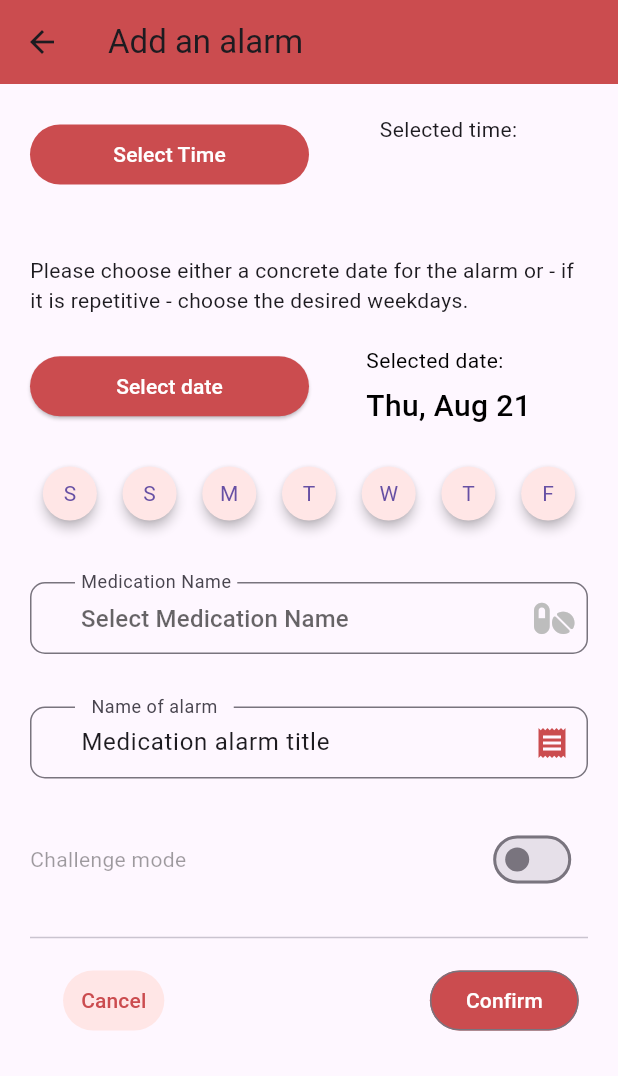
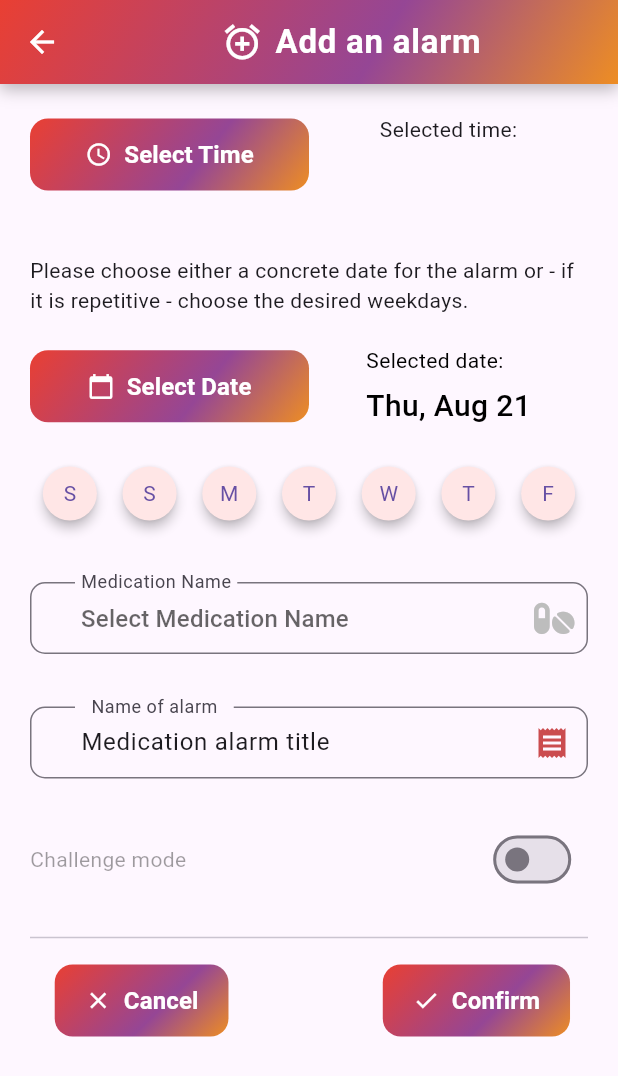
Before and after one commit to tawafmesar/DiabetesAlertSystem, a Flutter app: the AddAlarmPage screen opened directly, on a phone screen of 412 x 824 dp. Shown: the top 1076 px of the screen. Run offline on Flutter 3.47's test engine with Material 3 defaults, Android fonts, the light colour scheme and no system bars; drawn by our look-alikes of weekday_selector; our stand-ins replace awesome_notifications, dartz, flutter_animate, flutter_otp_text_field, font_awesome_flutter, get and 4 more; missing offline and left inert: dart:html, day_night_time_picker, flutter_ringtone_player, medicare; accounts and stored records are empty; project files that could hold a hidden picture were left out.

```diff
--- a/src/diabetes_alert_system/lib/view/screen/alarm/add_alarm_page.dart
+++ b/src/diabetes_alert_system/lib/view/screen/alarm/add_alarm_page.dart
@@ -6,14 +6,14 @@ import 'package:weekday_selector/weekday_selector.dart';
 import 'package:day_night_time_picker/day_night_time_picker.dart'; // Added import
 import '../../../controller/alarm/alarm.dart'; // Functions and more for the alarm
 import '../../../controller/alarm/alarm_controller.dart';
-import '../../../core/alarm_core/global.dart'; // Global variables and general outsourced stuff
-import '../../../core/alarm_core/components.dart'; // Outsourced widget components
 import 'package:get/get.dart';
 
 import '../../../core/class/handlingdataview.dart';
 import '../../../core/constant/color.dart';
 import '../../../core/functions/validinput.dart';
+import '../../widget/auth/custom_auth_app_bar.dart';
 import '../../widget/auth/customtextformauth.dart';
+import '../../widget/custom_elevated_button.dart';
 
 class AddAlarmPage extends StatefulWidget {
   const AddAlarmPage({Key? key}) : super(key: key);
@@ -162,10 +162,11 @@ class _MyAddAlarmPageState extends State<AddAlarmPage> {
   Widget build(BuildContext context) {
     Get.put(AlarmControllerImp());
     return Scaffold(
-      appBar:
-      AppBar(
-        title: const Text("Add an alarm"),
-        backgroundColor: AppColor.primaryColor,
+
+      appBar: const CustomAuthAppBar(
+          title: 'Add an alarm',
+          icon:  Icons.alarm_add,
+          showBackButton:true
       )
       ,
       body: Container(
@@ -176,25 +177,24 @@ class _MyAddAlarmPageState extends State<AddAlarmPage> {
               Row(
                 mainAxisAlignment: MainAxisAlignment.center,
                 children: <Widget>[
+                  // Select Time button
                   Expanded(
                     flex: 5,
-                    child: TextButton(
-                      style: TextButton.styleFrom(
-                        backgroundColor: AppColor.primaryColor,
-                      ),
+                    child: CustomElevatedButton(
+                      text: "Select Time",
+                      radius: 12,
+                      icon: Icons.access_time,
                       onPressed: _selectTime,
-                      child:const Text(
-                        "Select Time",
-                        style: TextStyle(color: Colors.white),
                     ),
                   ),
-                  ),
+
+                  // Selected time display
                   Expanded(
                     flex: 5,
-
                     child: Row(
                       mainAxisAlignment: MainAxisAlignment.center,
-                      children: <Widget>[ GestureDetector(
+                      children: <Widget>[
+                        GestureDetector(
                           onTap: _selectTime,
                           behavior: HitTestBehavior.opaque,
                           child: Column(
@@ -203,18 +203,20 @@ class _MyAddAlarmPageState extends State<AddAlarmPage> {
                               const Text(
                                 'Selected time:',
                               ),
-                          SizedBox(height: 6),
+                              const SizedBox(height: 6),
                               Text(
                                 _chosenTime.format(context),
                                 style: Theme.of(context).textTheme.titleLarge,
                               ),
                             ],
                           ),
-                    )]
+                        )
+                      ],
                     ),
                   ),
                 ],
-              ),
+              )
+              ,
               SizedBox(height: 20),
 
              const Row(
@@ -233,17 +235,14 @@ class _MyAddAlarmPageState extends State<AddAlarmPage> {
                 children: <Widget>[
                   Expanded(
                     flex: 5,
-                    child: ElevatedButton(
-                      style: TextButton.styleFrom(
-                        backgroundColor: AppColor.primaryColor,
+                    child: CustomElevatedButton(
+                      text: "Select Date",
+                      radius: 12,
+                      icon: Icons.calendar_today,
+                      onPressed: _selectDate,
                     ),
-
-                      onPressed: _selectDate,
-                      child:const Text('Select date',
-                        style: TextStyle(color: AppColor.white),
-                      ),
-                    ),
-                  ),
+                  )
+                  ,
                   Expanded(
                     flex: 5,
                     child:Row(
@@ -406,37 +405,35 @@ class _MyAddAlarmPageState extends State<AddAlarmPage> {
               const SizedBox(height: 10), // Added space
 
               Row(
-                // Cancel and confirm buttons
                 children: <Widget>[
                   // Cancel button
                   Expanded(
-                    flex: 30,
+                    flex: 40,
                     child: Center(
-                      child: TextButton(
-                          style: TextButton.styleFrom(
-                            backgroundColor: AppColor.backgroundcolor,
-                          ),
+                      child: CustomElevatedButton(
+                        text: "Cancel",
+                        radius: 12,
+                        icon: Icons.close,
                         onPressed: () {
                           Navigator.pop(context);
                         },
-                        child: const Text('Cancel',style: TextStyle(color: AppColor.primaryColor),),
                       ),
                     ),
                   ),
+
                   const Expanded(
-                    // Some space
-                    flex: 40,
+                    flex: 20,
                     child: Center(),
                   ),
 
                   // Confirm button
                   Expanded(
-                    flex: 30, // 30%
+                    flex: 40,
                     child: Center(
-                      child: OutlinedButton(
-                        style: TextButton.styleFrom(
-                          backgroundColor: AppColor.primaryColor,
-                        ),
+                      child: CustomElevatedButton(
+                        text: "Confirm",
+                        radius: 12,
+                        icon: Icons.check,
                         onPressed: () {
                           if (_formKey.currentState!.validate()) {
                             if (selectedOption == null) {
@@ -451,12 +448,13 @@ class _MyAddAlarmPageState extends State<AddAlarmPage> {
                             Navigator.pop(context);
                           }
                         },
-                        child: const Text('Confirm',style: TextStyle(color: Colors.white),),
                       ),
                     ),
                   ),
                 ],
-              ),
+              )
+              ,
+
             ],
           ),
         ),
```
Lines whose indentation alone changed are shown as unchanged.
